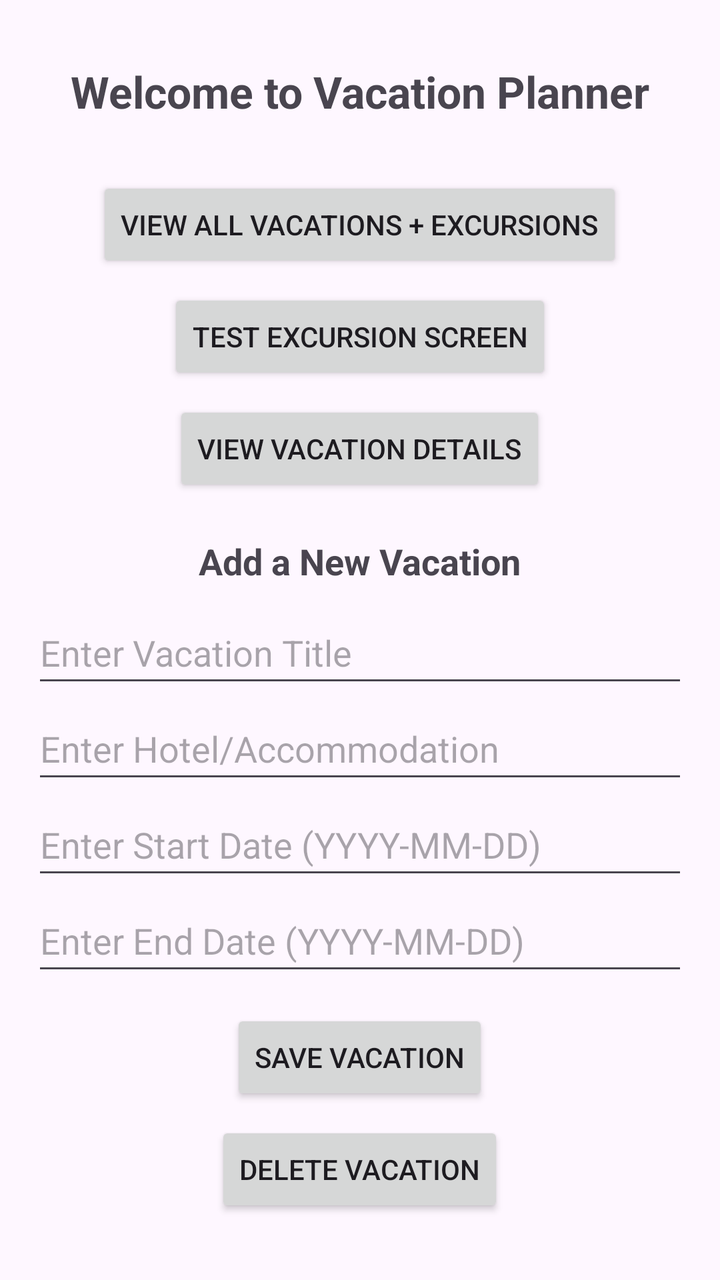
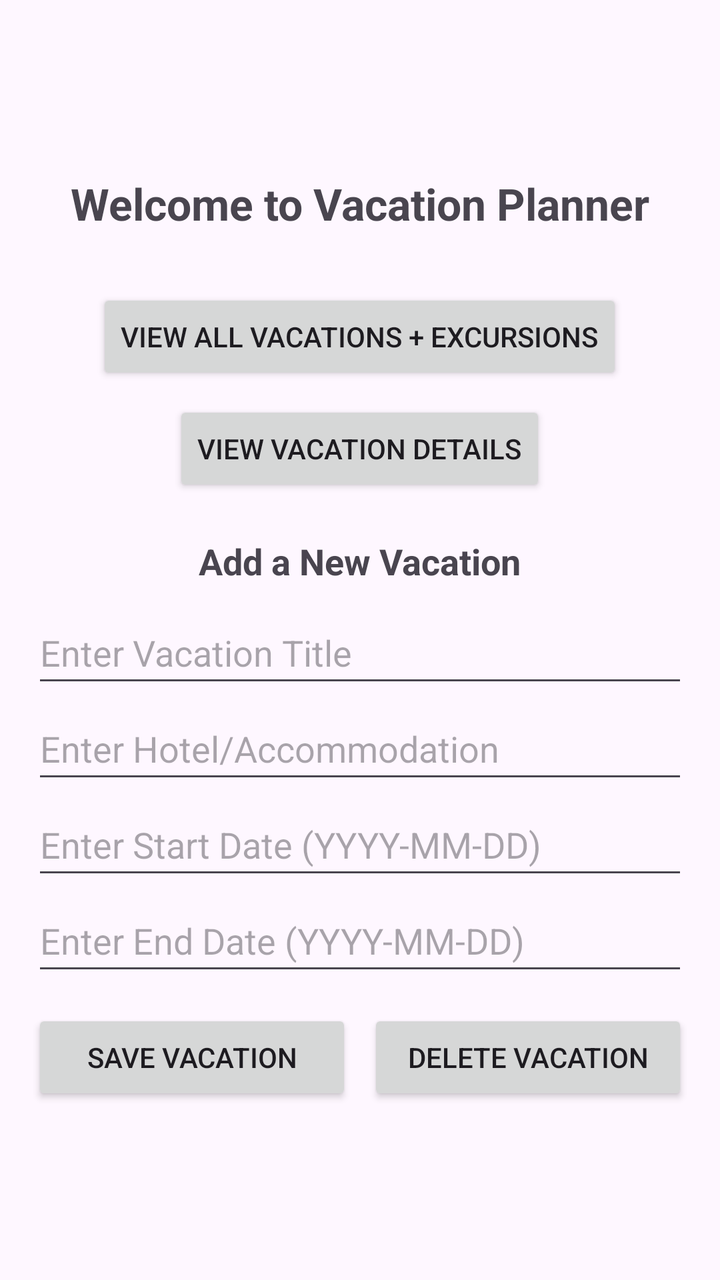

Screens rendered from an Android XML layout before and after an edit, with the pre-edit source and the edit as a unified diff.
<!-- AndroidManifest.xml: application theme Theme.D308VacationPlanner -->
<!-- res/layout/activity_main.xml -->
<LinearLayout xmlns:android="http://schemas.android.com/apk/res/android"
    android:layout_width="match_parent"
    android:layout_height="match_parent"
    android:gravity="center"
    android:orientation="vertical"
    android:padding="16dp">

    <TextView
        android:id="@+id/welcomeText"
        android:layout_width="wrap_content"
        android:layout_height="wrap_content"
        android:text="Welcome to Vacation Planner"
        android:textSize="22sp"
        android:textStyle="bold"
        android:paddingBottom="20dp"/>

    <Button
        android:id="@+id/buttonViewAllVacations"
        android:layout_width="wrap_content"
        android:layout_height="48dp"
        android:text="View All Vacations + Excursions"
        android:layout_marginTop="8dp" />

    <Button
        android:id="@+id/buttonGoToExcursion"
        android:layout_width="wrap_content"
        android:layout_height="48dp"
        android:text="Test Excursion Screen"
        android:layout_marginTop="8dp" />

    <Button
        android:id="@+id/buttonViewDetails"
        android:layout_width="wrap_content"
        android:layout_height="48dp"
        android:text="View Vacation Details"
        android:layout_marginTop="8dp" />

    <View
        android:layout_width="match_parent"
        android:layout_height="20dp" />

    <TextView
        android:layout_width="wrap_content"
        android:layout_height="wrap_content"
        android:text="Add a New Vacation"
        android:textSize="18sp"
        android:textStyle="bold"
        android:paddingBottom="8dp" />

    <EditText
        android:id="@+id/editTextVacationTitle"
        android:layout_width="match_parent"
        android:layout_height="48dp"
        android:hint="Enter Vacation Title"
        android:inputType="text" />

    <EditText
        android:id="@+id/editTextHotel"
        android:layout_width="match_parent"
        android:layout_height="48dp"
        android:hint="Enter Hotel/Accommodation"
        android:inputType="text" />

    <EditText
        android:id="@+id/editTextStartDate"
        android:layout_width="match_parent"
        android:layout_height="48dp"
        android:hint="Enter Start Date (YYYY-MM-DD)"
        android:inputType="date" />

    <EditText
        android:id="@+id/editTextEndDate"
        android:layout_width="match_parent"
        android:layout_height="48dp"
        android:hint="Enter End Date (YYYY-MM-DD)"
        android:inputType="date" />

    <Button
        android:id="@+id/buttonSaveVacation"
        android:layout_width="wrap_content"
        android:layout_height="wrap_content"
        android:text="Save Vacation"
        android:layout_marginTop="12dp" />

    <Button
        android:id="@+id/buttonDeleteVacation"
        android:layout_width="wrap_content"
        android:layout_height="wrap_content"
        android:text="Delete Vacation"
        android:layout_marginTop="8dp" />
</LinearLayout>
<!-- resources referenced by this layout -->
<resources>
  <style name="Theme.D308VacationPlanner" parent="Base.Theme.D308VacationPlanner" />
  <style name="Base.Theme.D308VacationPlanner" parent="Theme.Material3.DayNight">
          
          <item name="colorPrimary">@color/colorPrimary</item>
      </style>
  <color name="colorPrimary">#002147</color>
</resources>

<!-- the commit's change to res/layout/activity_main.xml (unified diff, before → after) -->
@@ -19,13 +19,6 @@
         android:layout_width="wrap_content"
         android:layout_height="48dp"
         android:text="View All Vacations + Excursions"
-        android:layout_marginTop="8dp" />
-
-    <Button
-        android:id="@+id/buttonGoToExcursion"
-        android:layout_width="wrap_content"
-        android:layout_height="48dp"
-        android:text="Test Excursion Screen"
         android:layout_marginTop="8dp" />
 
     <Button
@@ -75,17 +68,27 @@
         android:hint="Enter End Date (YYYY-MM-DD)"
         android:inputType="date" />
 
-    <Button
-        android:id="@+id/buttonSaveVacation"
-        android:layout_width="wrap_content"
+    <LinearLayout
+        android:layout_width="match_parent"
         android:layout_height="wrap_content"
-        android:text="Save Vacation"
-        android:layout_marginTop="12dp" />
+        android:orientation="horizontal"
+        android:gravity="center"
+        android:layout_marginTop="12dp">
 
-    <Button
-        android:id="@+id/buttonDeleteVacation"
-        android:layout_width="wrap_content"
-        android:layout_height="wrap_content"
-        android:text="Delete Vacation"
-        android:layout_marginTop="8dp" />
+        <Button
+            android:id="@+id/buttonSaveVacation"
+            android:layout_width="0dp"
+            android:layout_height="wrap_content"
+            android:layout_weight="1"
+            android:text="Save Vacation"
+            android:layout_marginEnd="8dp" />
+
+        <Button
+            android:id="@+id/buttonDeleteVacation"
+            android:layout_width="0dp"
+            android:layout_height="wrap_content"
+            android:layout_weight="1"
+            android:text="Delete Vacation" />
+    </LinearLayout>
+
 </LinearLayout>
